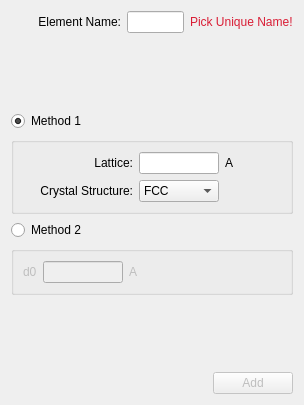
ornlneutronimaging/iBeatles, file ibeatles/ui/ui_addElement.ui: the form before one commit.
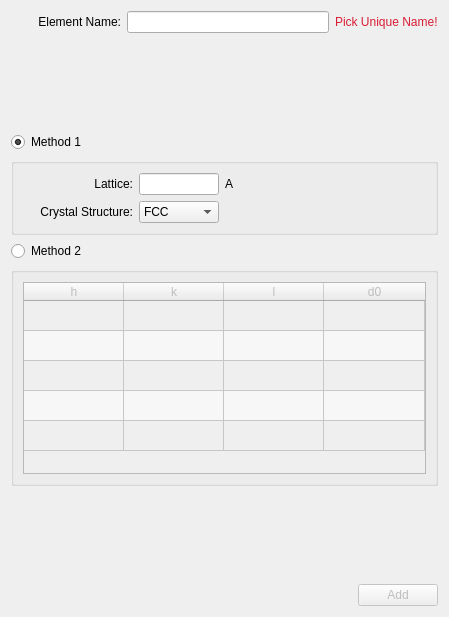
The form after the commit.

Commit message: using table to let user enter d0 and h,k and l. this refs #124

```diff
--- a/ibeatles/ui/ui_addElement.ui
+++ b/ibeatles/ui/ui_addElement.ui
@@ -9,14 +9,14 @@
    <rect>
     <x>0</x>
     <y>0</y>
-    <width>304</width>
-    <height>405</height>
+    <width>449</width>
+    <height>617</height>
    </rect>
   </property>
   <property name="windowTitle">
    <string>Dialog</string>
   </property>
-  <layout class="QVBoxLayout" name="verticalLayout_2">
+  <layout class="QVBoxLayout" name="verticalLayout_3">
    <item>
     <layout class="QHBoxLayout" name="horizontalLayout_2">
      <item>
@@ -236,63 +236,74 @@
     </widget>
    </item>
    <item>
-    <layout class="QHBoxLayout" name="horizontalLayout_7">
-     <item>
-      <widget class="QGroupBox" name="method2_groupBox">
-       <property name="enabled">
-        <bool>false</bool>
-       </property>
-       <property name="title">
-        <string/>
-       </property>
-       <layout class="QHBoxLayout" name="horizontalLayout_6">
-        <item>
-         <widget class="QLabel" name="label_4">
-          <property name="text">
-           <string>d0</string>
-          </property>
-         </widget>
-        </item>
-        <item>
-         <widget class="QLineEdit" name="d0">
-          <property name="minimumSize">
-           <size>
-            <width>80</width>
-            <height>0</height>
-           </size>
-          </property>
-          <property name="maximumSize">
-           <size>
-            <width>80</width>
-            <height>16777215</height>
-           </size>
-          </property>
-         </widget>
-        </item>
-        <item>
-         <widget class="QLabel" name="angstroms_label_2">
-          <property name="text">
-           <string>A</string>
-          </property>
-         </widget>
-        </item>
-        <item>
-         <spacer name="horizontalSpacer_6">
-          <property name="orientation">
-           <enum>Qt::Horizontal</enum>
-          </property>
-          <property name="sizeHint" stdset="0">
-           <size>
-            <width>113</width>
-            <height>20</height>
-           </size>
-          </property>
-         </spacer>
-        </item>
-       </layout>
-      </widget>
-     </item>
-    </layout>
+    <widget class="QGroupBox" name="method2_groupBox">
+     <property name="enabled">
+      <bool>false</bool>
+     </property>
+     <property name="title">
+      <string/>
+     </property>
+     <layout class="QVBoxLayout" name="verticalLayout_2">
+      <item>
+       <widget class="QTableWidget" name="tableWidget">
+        <property name="alternatingRowColors">
+         <bool>true</bool>
+        </property>
+        <attribute name="horizontalHeaderStretchLastSection">
+         <bool>true</bool>
+        </attribute>
+        <attribute name="verticalHeaderVisible">
+         <bool>false</bool>
+        </attribute>
+        <row>
+         <property name="text">
+          <string>New Row</string>
+         </property>
+        </row>
+        <row>
+         <property name="text">
+          <string>New Row</string>
+         </property>
+        </row>
+        <row>
+         <property name="text">
+          <string>New Row</string>
+         </property>
+        </row>
+        <row>
+         <property name="text">
+          <string>New Row</string>
+         </property>
+        </row>
+        <row>
+         <property name="text">
+          <string>New Row</string>
+         </property>
+        </row>
+        <column>
+         <property name="text">
+          <string>h</string>
+         </property>
+        </column>
+        <column>
+         <property name="text">
+          <string>k</string>
+         </property>
+        </column>
+        <column>
+         <property name="text">
+          <string>l</string>
+         </property>
+        </column>
+        <column>
+         <property name="text">
+          <string>d0</string>
+         </property>
+        </column>
+       </widget>
+      </item>
+     </layout>
+    </widget>
    </item>
    <item>
     <spacer name="verticalSpacer">
@@ -302,7 +313,7 @@
      <property name="sizeHint" stdset="0">
       <size>
        <width>20</width>
-       <height>37</height>
+       <height>51</height>
       </size>
      </property>
     </spacer>
```
Left out of the diff: 24 changed lines with no effect on the pictures. The commit also changes 2 other files.
